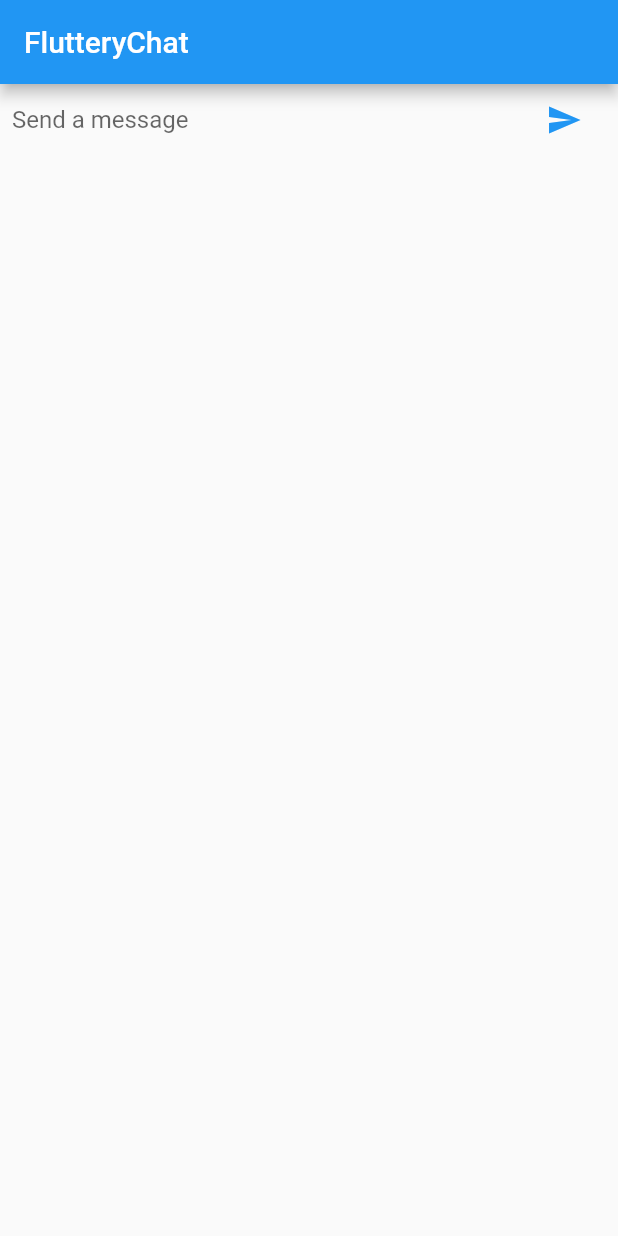
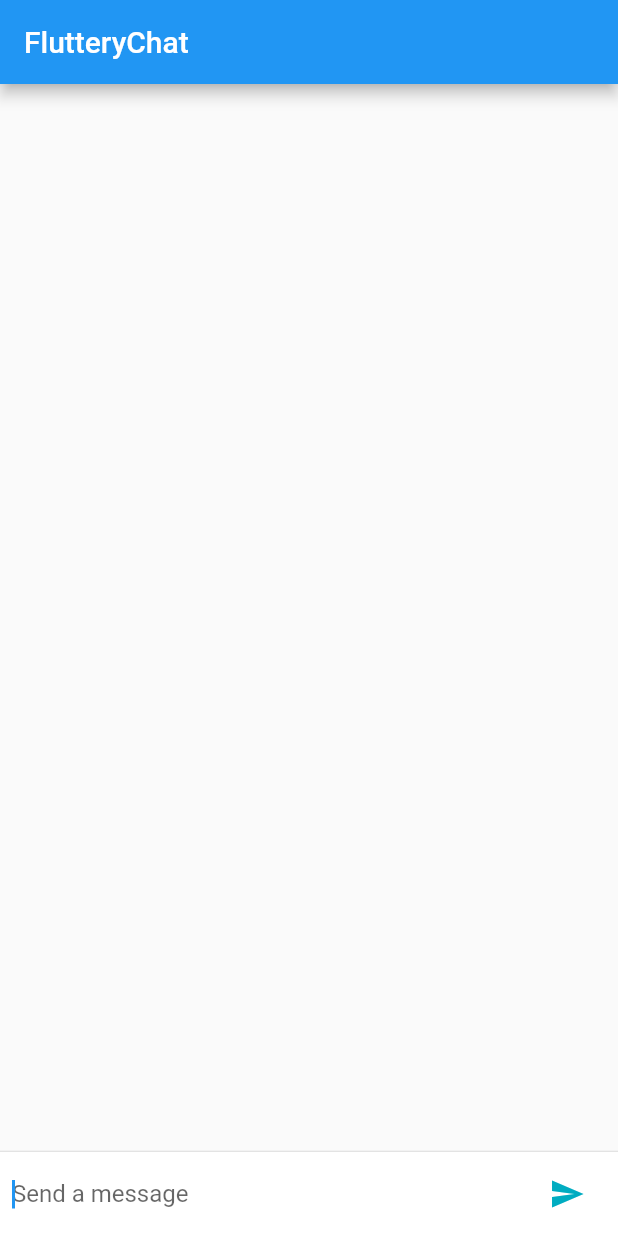
Before and after one commit to Rishabh2804/fluttery-chat, a Flutter app: the screen it shows after launch, after a tap on the "send" icon, on a phone screen of 412 x 824 dp. Run offline on Flutter 3.47's test engine with Material 2 defaults, Android fonts, the phone set to English and light mode, and no system bars.

Commit message:
Alignment and accessibility changes in UI

```diff
--- a/lib/main.dart
+++ b/lib/main.dart
@@ -14,6 +14,7 @@ class FlutteryChatApp extends StatelessWidget {
   @override
   Widget build(BuildContext context) {
     return const MaterialApp(
+      scrollBehavior: MaterialScrollBehavior(),
       debugShowCheckedModeBanner: false,
       title: 'FlutteryChat',
       home: ChatScreen(),
@@ -28,14 +29,15 @@ class ChatMessage extends StatelessWidget {
   }) : super(key: key);
 
   final String text;
-  final String _name = 'Rishabh';
+  final String _name = 'You';
 
   @override
   Widget build(BuildContext context) {
     return Container(
-        margin: const EdgeInsets.symmetric(vertical: 10.0),
+      margin: const EdgeInsets.symmetric(vertical: 10.0, horizontal: 30.0),
       child: Row(
-          crossAxisAlignment: CrossAxisAlignment.start,
+        mainAxisAlignment: MainAxisAlignment.end,
+        crossAxisAlignment: CrossAxisAlignment.center,
         children: [
           Container(
             margin: const EdgeInsets.only(right: 16.0),
@@ -52,7 +54,8 @@ class ChatMessage extends StatelessWidget {
             ],
           )
         ],
-        ));
+      ),
+    );
   }
 }
 
@@ -64,10 +67,47 @@ class ChatScreen extends StatefulWidget {
 }
 
 class _ChatScreenState extends State<ChatScreen> {
+  final List<ChatMessage> _messages = [];
   final _textController = TextEditingController();
+  final FocusNode _focusNode = FocusNode();
 
   void _handleSubmitted(String text) {
+    if (text.isEmpty) {
+      _focusNode.requestFocus();
+      return;
+    }
     _textController.clear();
+    var message = ChatMessage(
+      text: text,
+    );
+    setState(() {
+      _messages.insert(0, message);
+    });
+    _focusNode.requestFocus();
+  }
+
+  @override
+  Widget build(BuildContext context) {
+    return Scaffold(
+      appBar: AppBar(title: const Text('FlutteryChat')),
+      body: Column(
+        children: [
+          Flexible(
+            child: ListView.builder(
+              padding: const EdgeInsets.all(8.0),
+              reverse: true,
+              itemBuilder: (_, index) => _messages[index],
+              itemCount: _messages.length,
+            ),
+          ),
+          const Divider(height: 1.0),
+          Container(
+            decoration: BoxDecoration(color: Theme.of(context).cardColor),
+            child: _buildTextComposer(),
+          ),
+        ],
+      ),
+    );
   }
 
   Widget _buildTextComposer() {
@@ -79,20 +119,31 @@ class _ChatScreenState extends State<ChatScreen> {
           children: [
             Flexible(
               child: TextField(
+                mouseCursor: MaterialStateMouseCursor.textable,
                 controller: _textController,
+                scrollController: ScrollController(),
                 onSubmitted: _handleSubmitted,
                 decoration:
                     const InputDecoration.collapsed(hintText: 'Send a message'),
+                keyboardType: TextInputType.multiline,
+                textInputAction: TextInputAction.newline,
+                autofocus: true,
+                focusNode: _focusNode,
               ),
             ),
             Container(
-              margin: const EdgeInsets.symmetric(horizontal: 4.0),
+              margin:
+                  const EdgeInsets.symmetric(horizontal: 4.0, vertical: 6.0),
               child: IconButton(
+                visualDensity: VisualDensity.comfortable,
                 icon: const Icon(Icons.send),
                 onPressed: () => _handleSubmitted(_textController.text),
                 // hoverColor: Colors.accents[11],
+                // autofocus: true,
+                mouseCursor: MaterialStateMouseCursor.clickable,
                 // focusColor: Colors.cyan,
-                // color: Colors.accents[8],
+                color: Colors.cyan[600],
+                // splashColor: Colors.tealAccent,
               ),
             )
           ],
@@ -100,14 +151,4 @@ class _ChatScreenState extends State<ChatScreen> {
       ),
     );
   }
-
-  @override
-  Widget build(BuildContext context) {
-    return Scaffold(
-      appBar: AppBar(
-        title: const Text('FlutteryChat'),
-      ),
-      body: _buildTextComposer(),
-    );
 }
-}
```
Lines whose indentation alone changed are shown as unchanged.
